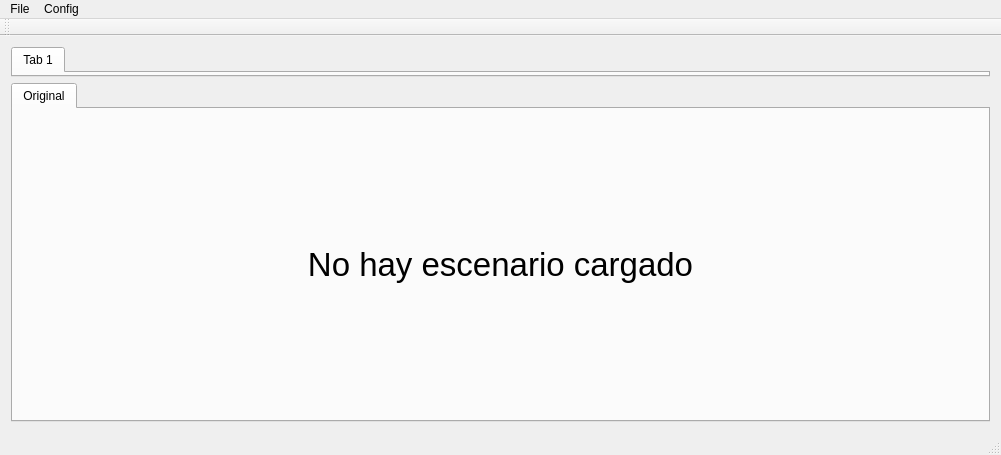
First picture: the form in mainwindow.ui, repository conejoo/Escenarios, before the edit.
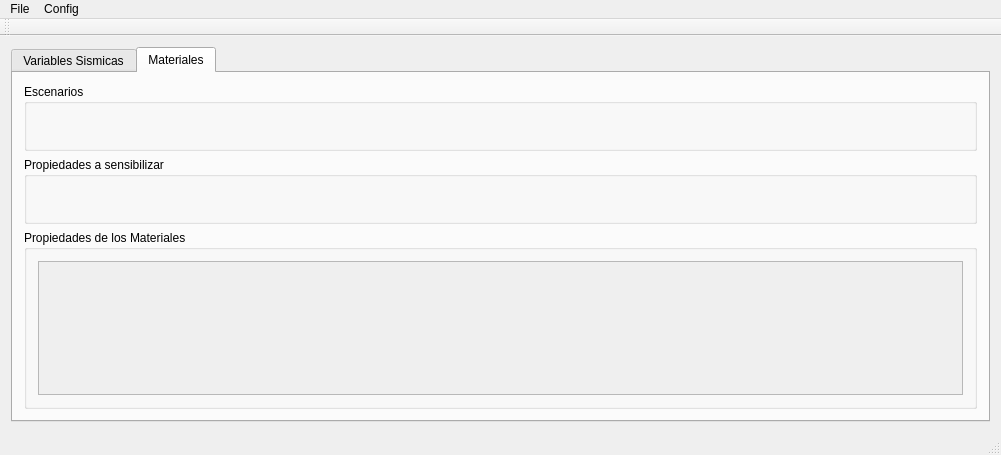
Second picture: the form after the edit. The open tabs and pages were chosen to show the change.

The edit to the form file:
```diff
--- a/mainwindow.ui
+++ b/mainwindow.ui
@@ -16,9 +16,9 @@
   <widget class="QWidget" name="centralWidget">
    <layout class="QVBoxLayout" name="verticalLayout">
     <item>
-     <widget class="QTabWidget" name="tabWidget_sesmic">
+     <widget class="QTabWidget" name="tabWidget">
       <property name="sizePolicy">
-       <sizepolicy hsizetype="Expanding" vsizetype="Fixed">
+       <sizepolicy hsizetype="Expanding" vsizetype="Expanding">
         <horstretch>0</horstretch>
         <verstretch>0</verstretch>
        </sizepolicy>
@@ -26,36 +26,132 @@
       <property name="currentIndex">
        <number>0</number>
       </property>
-      <widget class="QWidget" name="tab">
+      <widget class="QWidget" name="tab_sismicas">
        <attribute name="title">
-        <string>Tab 1</string>
-       </attribute>
-      </widget>
-     </widget>
-    </item>
-    <item>
-     <widget class="QTabWidget" name="tabWidget">
-      <property name="currentIndex">
-       <number>0</number>
-      </property>
-      <widget class="QWidget" name="original">
-       <attribute name="title">
-        <string>Original</string>
+        <string>Variables Sismicas</string>
        </attribute>
        <layout class="QVBoxLayout" name="verticalLayout_2">
         <item>
-         <widget class="QLabel" name="label_3">
-          <property name="font">
-           <font>
-            <pointsize>25</pointsize>
-           </font>
+         <widget class="QWidget" name="widget_seismic" native="true">
+          <layout class="QVBoxLayout" name="verticalLayout_5">
+           <item>
+            <widget class="QLabel" name="label_no_sli">
+             <property name="minimumSize">
+              <size>
+               <width>0</width>
+               <height>100</height>
+              </size>
+             </property>
+             <property name="text">
+              <string>No hay archivo .sli cargado</string>
+             </property>
+             <property name="alignment">
+              <set>Qt::AlignCenter</set>
+             </property>
+            </widget>
+           </item>
+          </layout>
+         </widget>
+        </item>
+        <item>
+         <spacer name="verticalSpacer">
+          <property name="orientation">
+           <enum>Qt::Vertical</enum>
           </property>
-          <property name="text">
-           <string>No hay escenario cargado</string>
+          <property name="sizeHint" stdset="0">
+           <size>
+            <width>20</width>
+            <height>40</height>
+           </size>
           </property>
-          <property name="alignment">
-           <set>Qt::AlignCenter</set>
+         </spacer>
+        </item>
+       </layout>
+      </widget>
+      <widget class="QWidget" name="tab_materiales">
+       <attribute name="title">
+        <string>Materiales</string>
+       </attribute>
+       <layout class="QVBoxLayout" name="verticalLayout_3">
+        <item>
+         <widget class="QGroupBox" name="groupBox_escenarios">
+          <property name="title">
+           <string>Escenarios</string>
           </property>
+          <layout class="QHBoxLayout" name="horizontalLayout_2">
+           <item>
+            <widget class="QWidget" name="widget_materials" native="true">
+             <layout class="QHBoxLayout" name="horizontalLayout_4"/>
+            </widget>
+           </item>
+           <item>
+            <spacer name="horizontalSpacer_2">
+             <property name="orientation">
+              <enum>Qt::Horizontal</enum>
+             </property>
+             <property name="sizeHint" stdset="0">
+              <size>
+               <width>40</width>
+               <height>20</height>
+              </size>
+             </property>
+            </spacer>
+           </item>
+          </layout>
+         </widget>
+        </item>
+        <item>
+         <widget class="QGroupBox" name="groupBox_sensibilizar">
+          <property name="title">
+           <string>Propiedades a sensibilizar</string>
+          </property>
+          <layout class="QHBoxLayout" name="horizontalLayout">
+           <item>
+            <widget class="QWidget" name="widget_sensibilizar" native="true">
+             <layout class="QHBoxLayout" name="horizontalLayout_3"/>
+            </widget>
+           </item>
+           <item>
+            <spacer name="horizontalSpacer">
+             <property name="orientation">
+              <enum>Qt::Horizontal</enum>
+             </property>
+             <property name="sizeHint" stdset="0">
+              <size>
+               <width>40</width>
+               <height>20</height>
+              </size>
+             </property>
+            </spacer>
+           </item>
+          </layout>
+         </widget>
+        </item>
+        <item>
+         <widget class="QGroupBox" name="groupBox_propiedades_materiales">
+          <property name="title">
+           <string>Propiedades de los Materiales</string>
+          </property>
+          <layout class="QVBoxLayout" name="verticalLayout_4">
+           <item>
+            <widget class="QScrollArea" name="scrollArea">
+             <property name="widgetResizable">
+              <bool>true</bool>
+             </property>
+             <widget class="QWidget" name="scrollAreaWidgetContents">
+              <property name="geometry">
+               <rect>
+                <x>0</x>
+                <y>0</y>
+                <width>937</width>
+                <height>187</height>
+               </rect>
+              </property>
+              <layout class="QVBoxLayout" name="verticalLayout_6"/>
+             </widget>
+            </widget>
+           </item>
+          </layout>
          </widget>
         </item>
        </layout>
```
Left out of the diff: 13 changed lines with no effect on the pictures.
